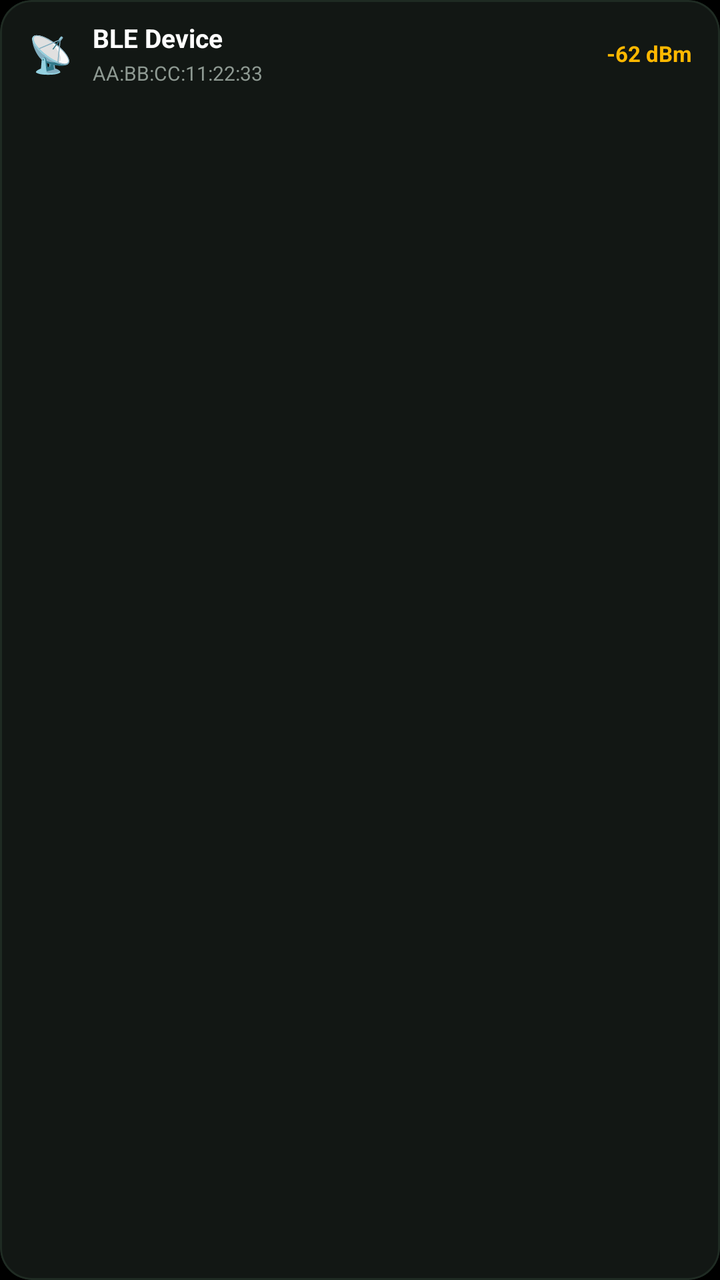
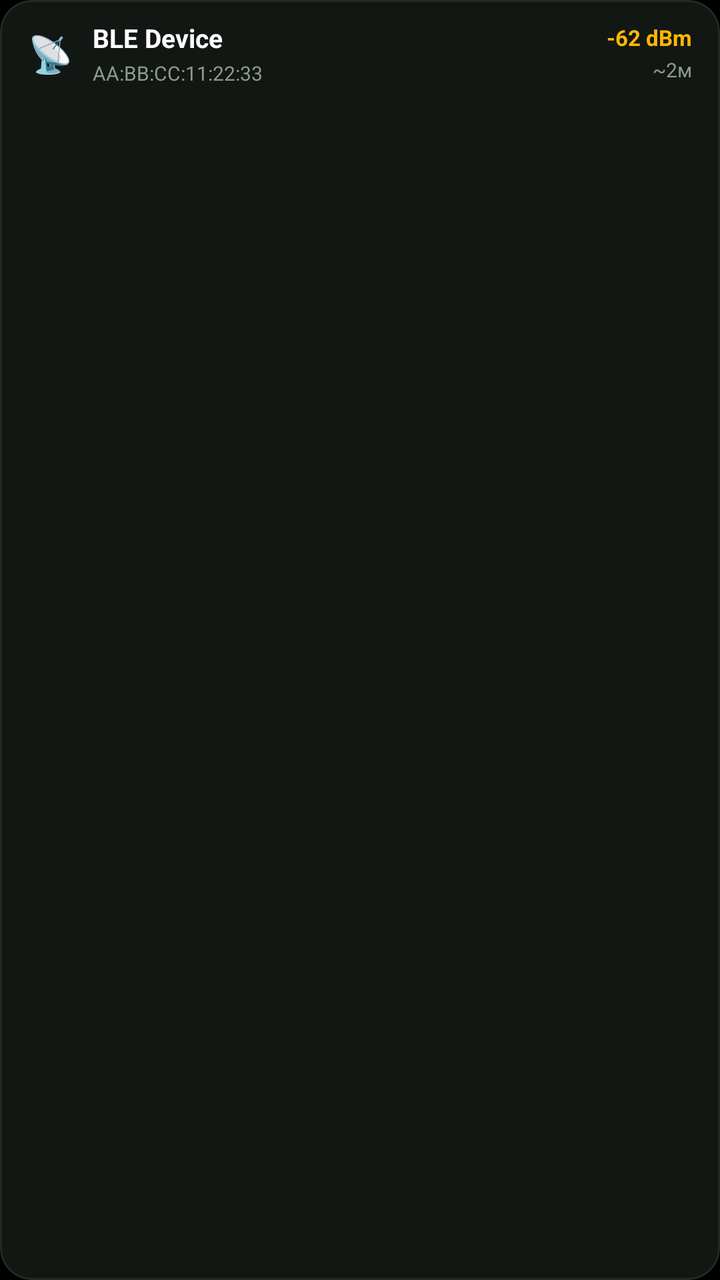

Screens rendered from an Android XML layout before and after an edit, with the pre-edit source and the edit as a unified diff.
<!-- AndroidManifest.xml: application theme Theme.ShadowNet -->
<!-- res/layout/item_ble.xml -->
<?xml version="1.0" encoding="utf-8"?>
<com.google.android.material.card.MaterialCardView
    xmlns:android="http://schemas.android.com/apk/res/android"
    xmlns:app="http://schemas.android.com/apk/res-auto"
    android:layout_width="match_parent"
    android:layout_height="wrap_content"
    android:layout_marginBottom="6dp"
    app:cardBackgroundColor="@color/card_bg"
    app:cardCornerRadius="16dp"
    app:strokeColor="@color/card_stroke"
    app:strokeWidth="1dp">

    <LinearLayout
        android:layout_width="match_parent"
        android:layout_height="wrap_content"
        android:orientation="horizontal"
        android:gravity="center_vertical"
        android:paddingHorizontal="14dp"
        android:paddingVertical="10dp">

        <TextView
            android:layout_width="wrap_content"
            android:layout_height="wrap_content"
            android:text="📡"
            android:textSize="18sp"
            android:layout_marginEnd="10dp" />

        <LinearLayout
            android:layout_width="0dp"
            android:layout_height="wrap_content"
            android:layout_weight="1"
            android:orientation="vertical">

            <TextView
                android:id="@+id/tvBleName"
                android:layout_width="wrap_content"
                android:layout_height="wrap_content"
                android:text="BLE Device"
                android:textColor="@color/text_white"
                android:textSize="13sp"
                android:textStyle="bold"
                android:maxLines="1"
                android:ellipsize="end" />

            <TextView
                android:id="@+id/tvBleMac"
                android:layout_width="wrap_content"
                android:layout_height="wrap_content"
                android:layout_marginTop="2dp"
                android:text="AA:BB:CC:11:22:33"
                android:textColor="@color/text_muted"
                android:textSize="10sp" />
        </LinearLayout>

        <TextView
            android:id="@+id/tvBleRssi"
            android:layout_width="wrap_content"
            android:layout_height="wrap_content"
            android:text="-62 dBm"
            android:textColor="@color/neon_amber"
            android:textSize="11sp"
            android:textStyle="bold" />

    </LinearLayout>

</com.google.android.material.card.MaterialCardView>
<!-- resources referenced by this layout -->
<resources>
  <color name="card_bg">#121714</color>
  <color name="card_stroke">#1F2B23</color>
  <color name="neon_amber">#FFB800</color>
  <color name="text_muted">#8E9992</color>
  <color name="text_white">#FFFFFF</color>
  <style name="Theme.ShadowNet" parent="Theme.Material3.Dark.NoActionBar">
          <item name="android:windowBackground">@color/black</item>
          <item name="android:statusBarColor">@color/black</item>
          <item name="android:navigationBarColor">@color/black</item>
          <item name="colorPrimary">@color/neon_green</item>
          <item name="colorSecondary">@color/neon_cyan</item>
          <item name="colorSurface">@color/card_bg</item>
          <item name="colorOnSurface">@color/text_white</item>
      </style>
  <color name="black">#000000</color>
  <color name="neon_green">#00FF66</color>
  <color name="neon_cyan">#00E5FF</color>
</resources>

<!-- the commit's change to res/layout/item_ble.xml (unified diff, before → after) -->
@@ -2,6 +2,7 @@
 <com.google.android.material.card.MaterialCardView
     xmlns:android="http://schemas.android.com/apk/res/android"
     xmlns:app="http://schemas.android.com/apk/res-auto"
+    android:id="@+id/cardBle"
     android:layout_width="match_parent"
     android:layout_height="wrap_content"
     android:layout_marginBottom="6dp"
@@ -19,6 +20,7 @@
         android:paddingVertical="10dp">
 
         <TextView
+            android:id="@+id/tvBleIcon"
             android:layout_width="wrap_content"
             android:layout_height="wrap_content"
             android:text="📡"
@@ -52,14 +54,30 @@
                 android:textSize="10sp" />
         </LinearLayout>
 
-        <TextView
-            android:id="@+id/tvBleRssi"
+        <LinearLayout
             android:layout_width="wrap_content"
             android:layout_height="wrap_content"
-            android:text="-62 dBm"
-            android:textColor="@color/neon_amber"
-            android:textSize="11sp"
-            android:textStyle="bold" />
+            android:orientation="vertical"
+            android:gravity="end">
+
+            <TextView
+                android:id="@+id/tvBleRssi"
+                android:layout_width="wrap_content"
+                android:layout_height="wrap_content"
+                android:text="-62 dBm"
+                android:textColor="@color/neon_amber"
+                android:textSize="11sp"
+                android:textStyle="bold" />
+
+            <TextView
+                android:id="@+id/tvBleProximity"
+                android:layout_width="wrap_content"
+                android:layout_height="wrap_content"
+                android:layout_marginTop="2dp"
+                android:text="~2м"
+                android:textColor="@color/text_muted"
+                android:textSize="10sp" />
+        </LinearLayout>
 
     </LinearLayout>
 
